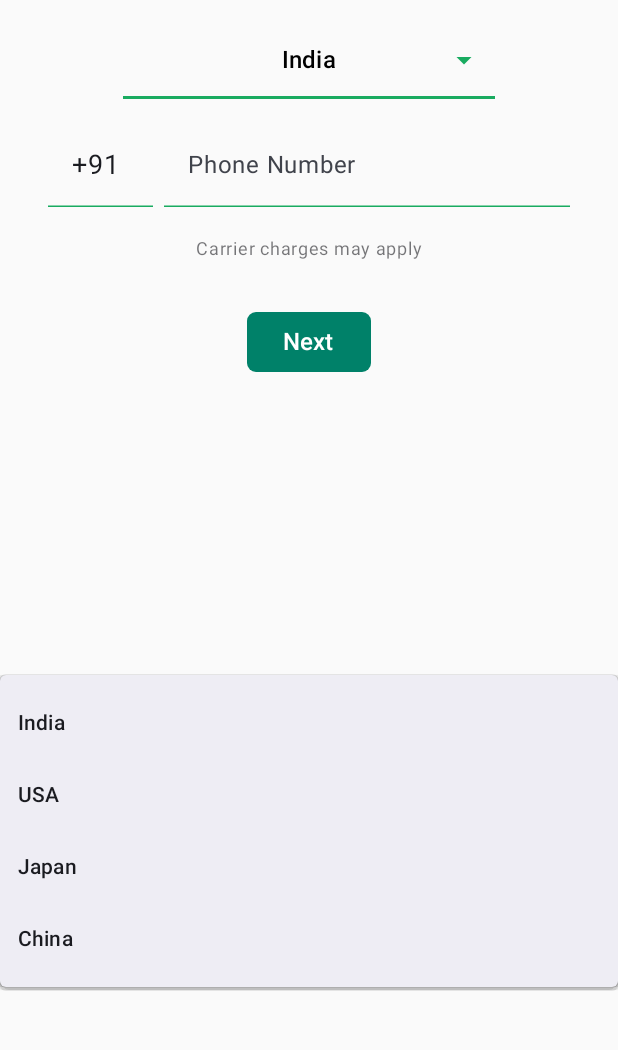
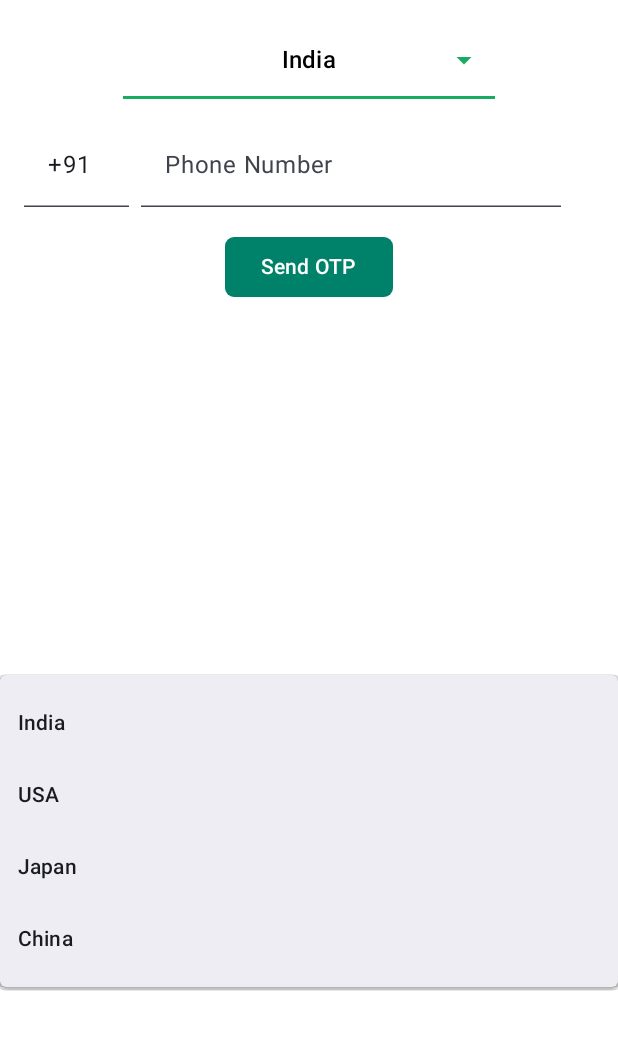
Before and after one commit to bishnuprasadsandha/WhatsApp-Clone, an Android app built with Jetpack Compose: the UserRegistrationScreen screen opened through its navigation route, after a tap on "India", on a phone screen of 412 x 824 dp, the part 177-1227 px from its top. Run offline under Robolectric (Android 15) with nearby library versions, the phone set to English and light mode, and no system bars; our stand-ins replace Dagger/Hilt's generated code, Firebase (no records; nobody signed in at launch, a user with empty details on screens opened directly).

Commit message:
Day 6 — Connected Phone to Auth Screen & Added OTP Verification UI

```diff
--- a/app/src/main/java/com/example/whatsapp/MainActivity.kt
+++ b/app/src/main/java/com/example/whatsapp/MainActivity.kt
@@ -13,7 +13,9 @@ import androidx.compose.ui.Modifier
 import androidx.compose.ui.tooling.preview.Preview
 import com.example.whatsapp.presentation.navigation.WhatsAppNavigationSystem
 import com.example.whatsapp.ui.theme.WhatsAppTheme
+import dagger.hilt.android.AndroidEntryPoint
 
+@AndroidEntryPoint
 class MainActivity : ComponentActivity() {
     override fun onCreate(savedInstanceState: Bundle?) {
         super.onCreate(savedInstanceState)
--- a/app/src/main/java/com/example/whatsapp/presentation/navigation/Routes.kt
+++ b/app/src/main/java/com/example/whatsapp/presentation/navigation/Routes.kt
@@ -23,4 +23,7 @@ sealed class Routes {
 
     @Serializable
     data object CallScreen: Routes()
+
+    @Serializable
+    data object UserProfileScreen
 }
--- a/app/src/main/java/com/example/whatsapp/presentation/navigation/WhatsAppNavigationSystem.kt
+++ b/app/src/main/java/com/example/whatsapp/presentation/navigation/WhatsAppNavigationSystem.kt
@@ -27,7 +27,7 @@ fun WhatsAppNavigationSystem() {
         }
 
         composable<Routes.UserRegistrationScreen>{
-            UserRegistrationScreen()
+            UserRegistrationScreen(navController    )
         }
 
         composable<Routes.HomeScreen>{
--- a/app/src/main/java/com/example/whatsapp/presentation/userregistrationscreen/UserRegistrationScreen.kt
+++ b/app/src/main/java/com/example/whatsapp/presentation/userregistrationscreen/UserRegistrationScreen.kt
@@ -1,5 +1,10 @@
 package com.example.whatsapp.presentation.userregistrationscreen
 
+import android.app.Activity
+import android.util.Log
+import android.widget.Toast
+import androidx.activity.compose.LocalActivity
+import androidx.compose.foundation.background
 import androidx.compose.foundation.layout.Box
 import androidx.compose.foundation.layout.Column
 import androidx.compose.foundation.layout.Row
@@ -14,57 +19,57 @@ import androidx.compose.material.icons.Icons
 import androidx.compose.material.icons.filled.ArrowDropDown
 import androidx.compose.material3.Button
 import androidx.compose.material3.ButtonDefaults
+import androidx.compose.material3.CircularProgressIndicator
 import androidx.compose.material3.DropdownMenu
 import androidx.compose.material3.DropdownMenuItem
 import androidx.compose.material3.HorizontalDivider
 import androidx.compose.material3.Icon
-import androidx.compose.material3.LocalTextStyle
-import androidx.compose.material3.MaterialTheme
 import androidx.compose.material3.Text
 import androidx.compose.material3.TextButton
 import androidx.compose.material3.TextField
-import androidx.compose.material3.TextFieldColors
 import androidx.compose.material3.TextFieldDefaults
 import androidx.compose.runtime.Composable
+import androidx.compose.runtime.collectAsState
 import androidx.compose.runtime.getValue
 import androidx.compose.runtime.mutableStateOf
 import androidx.compose.runtime.remember
 import androidx.compose.runtime.setValue
 import androidx.compose.ui.Alignment
 import androidx.compose.ui.Modifier
-import androidx.compose.ui.draw.alpha
 import androidx.compose.ui.graphics.Color
+import androidx.compose.ui.platform.LocalContext
 import androidx.compose.ui.res.colorResource
-import androidx.compose.ui.text.TextStyle
 import androidx.compose.ui.text.font.FontWeight
-import androidx.compose.ui.tooling.preview.Preview
 import androidx.compose.ui.unit.dp
 import androidx.compose.ui.unit.sp
+import androidx.hilt.navigation.compose.hiltViewModel
+import androidx.navigation.NavHostController
 import com.example.whatsapp.R
+import com.example.whatsapp.presentation.navigation.Routes
+import com.example.whatsapp.presentation.viewmodels.AuthState
+import com.example.whatsapp.presentation.viewmodels.PhoneAuthViewModel
 
 @Composable
-@Preview(showSystemUi = true)
-fun UserRegistrationScreen() {
+fun UserRegistrationScreen(
+    navHostController: NavHostController,
+    phoneAuthViewModel: PhoneAuthViewModel = hiltViewModel()
+) {
 
-    var expanded by remember {
-        mutableStateOf(false)
-    }
+    val authState by phoneAuthViewModel.authState.collectAsState()
+    val context = LocalContext.current
+        val activity = LocalActivity.current as Activity
 
-    var selectedCountry by remember {
-        mutableStateOf("India")
-    }
-
-    var countryCode by remember {
-        mutableStateOf("+91")
-    }
-
-    var phoneNumber by remember {
-        mutableStateOf("")
-    }
+    var countryCode by remember { mutableStateOf("+91") }
+    var phoneNumber by remember { mutableStateOf("") }
+    var otp by remember { mutableStateOf("") }
+    var verificationId by remember { mutableStateOf<String?>(null) }
+    var expanded by remember { mutableStateOf(false) }
+    var selectedCountry by remember { mutableStateOf("India") }
 
     Column(
         modifier = Modifier
             .fillMaxSize()
+            .background(color = Color.White)
             .padding(16.dp),
         horizontalAlignment = Alignment.CenterHorizontally
     ) {
@@ -125,73 +130,152 @@ fun UserRegistrationScreen() {
         )
         {
             listOf("India", "USA", "Japan", "China").forEach { country ->
-                DropdownMenuItem(text = { Text(text = country) }, onClick = {
+                DropdownMenuItem(
+                    onClick = {
                         selectedCountry = country
                         expanded = false
-                })
+                    },
+                    text = {
+                        Text(text = country)
+                    },
+                )
             }
         }
 
-        Column(
-            modifier = Modifier
-                .fillMaxWidth()
-                .padding(16.dp),
-            horizontalAlignment = Alignment.CenterHorizontally
+        when (authState) {
+            is AuthState.Ideal, is AuthState.Loading, is AuthState.CodeSend -> {
+                if (authState is AuthState.CodeSend) {
+                    verificationId = (authState as AuthState.CodeSend).verificationId
+                }
+                if (verificationId == null) {
+                    Spacer(modifier = Modifier.height(16.dp))
+
+                    Row(
+                        verticalAlignment = Alignment.CenterVertically,
+                        modifier = Modifier.fillMaxWidth()
                     ) {
-            Row {
-
                         TextField(
                             value = countryCode,
-                    onValueChange = {
-                        countryCode = it
-                    },
+                            onValueChange = { countryCode = it },
                             modifier = Modifier.width(70.dp),
-                    singleLine = true,
-                    textStyle = LocalTextStyle.current.copy(fontSize = 18.sp),
-                    colors = TextFieldDefaults.colors(
-                        unfocusedContainerColor = Color.Transparent,
-                        focusedContainerColor = Color.Transparent,
-
-                        unfocusedIndicatorColor = colorResource(R.color.light_green),
-                        focusedIndicatorColor = colorResource(R.color.light_green)
-                    )
-                )
-
-                Spacer(modifier = Modifier.width(7.dp))
-
-                TextField(
-                    value = phoneNumber,
-                    onValueChange = {
-                        phoneNumber = it
-                    },
-                    placeholder = { Text(text = "Phone Number") },
                             singleLine = true,
                             colors = TextFieldDefaults.colors(
                                 unfocusedContainerColor = Color.Transparent,
                                 focusedContainerColor = Color.Transparent,
+                                focusedIndicatorColor = colorResource(R.color.light_green)
+                            )
+                        )
+                        Spacer(modifier = Modifier.width(8.dp))
 
-                        unfocusedIndicatorColor = colorResource(R.color.light_green),
-                        focusedIndicatorColor = colorResource(R.color.light_green)
+                        TextField(
+                            value = phoneNumber,
+                            onValueChange = { phoneNumber = it },
+                            placeholder = { Text("Phone Number") },
+                            singleLine = true,
+                            colors = TextFieldDefaults.colors(
+                                unfocusedContainerColor = Color.Transparent,
+                                focusedContainerColor = Color.Transparent,
+                                focusedIndicatorColor = Color.Transparent
                             )
                         )
                     }
                     Spacer(modifier = Modifier.height(16.dp))
 
+                    Button(
+                        onClick = {
+                            if (phoneNumber.isNotEmpty()) {
+                                val fullPhoneNumber = "$countryCode$phoneNumber"
+
+                                phoneAuthViewModel.sendVerificationCode(fullPhoneNumber, activity)
+                            } else {
+                                Toast.makeText(
+                                    context,
+                                    "Please enter a valid Phone Number",
+                                    Toast.LENGTH_SHORT
+                                ).show()
+                            }
+                        },
+                        modifier = Modifier,
+                        shape = RoundedCornerShape(6.dp),
+                        colors = ButtonDefaults.buttonColors(colorResource(id = R.color.dark_green))
+                    ) {
+                        Text(text = "Send OTP")
+                    }
+                    if (authState is AuthState.Loading) {
+                        Spacer(modifier = Modifier.height(16.dp))
+                        CircularProgressIndicator()
+                    }
+                } else {
+                    // OTP Input UI
+                    Spacer(modifier = Modifier.height(40.dp))
+
                     Text(
-                text = "Carrier charges may apply",
-                fontSize = 12.sp,
-                color = MaterialTheme.colorScheme.onSurface.copy(alpha = 0.6f)
+                        "Enter OTP",
+                        fontSize = 20.sp,
+                        fontWeight = FontWeight.Bold,
+                        color = colorResource(R.color.dark_green)
                     )
 
-            Spacer(modifier = Modifier.height(26.dp))
+                    Spacer(modifier = Modifier.height(8.dp))
+
+                    TextField(
+                        value = otp,
+                        onValueChange = { otp = it },
+                        placeholder = { Text("OTP") },
+                        modifier = Modifier.fillMaxWidth(),
+                        singleLine = true,
+                        colors = TextFieldDefaults.colors(
+                            unfocusedContainerColor = Color.Transparent,
+                            focusedContainerColor = Color.Transparent,
+                            focusedIndicatorColor = Color.Transparent
+                        )
+                    )
+                    Spacer(modifier = Modifier.height(32.dp))
 
                     Button(
-                onClick = {},
+                        onClick = {
+                            if (otp.isNotEmpty() && verificationId != null) {
+
+                                phoneAuthViewModel.verifyCode(otp, context)
+
+                            } else {
+                                Toast.makeText(
+                                    context,
+                                    "Please enter a valid OTP",
+                                    Toast.LENGTH_SHORT
+                                )
+                                    .show()
+                            }
+                        },
                         shape = RoundedCornerShape(6.dp),
-                colors = ButtonDefaults.buttonColors(containerColor = colorResource(id = R.color.dark_green))
+                        colors = ButtonDefaults.buttonColors(colorResource(id = R.color.dark_green))
                     ) {
-                Text(text = "Next", fontSize = 16.sp)
+                        Text("Verify OTP")
+                    }
+                    if (authState is AuthState.Loading) {
+                        Spacer(modifier = Modifier.height(16.dp))
+                        CircularProgressIndicator()
                     }
                 }
             }
+
+            is AuthState.Success -> {
+                Log.d("PhoneAuth", " Login Successful")
+
+                phoneAuthViewModel.resetAuthState()
+
+                navHostController.navigate(Routes.UserProfileScreen) {
+                    popUpTo<Routes.UserRegistrationScreen> {
+                        inclusive = true
                     }
+                }
+            }
+
+            is AuthState.Error -> {
+                Toast.makeText(context, (authState as AuthState.Error).message  , Toast.LENGTH_SHORT)
+                    .show()
+            }
+        }
+
+    }
+}
```
Also changed, not shown: app/src/main/java/com/example/whatsapp/presentation/viewmodels/PhoneAuthViewModel.kt (+101 -6 lines), 3 other files. Lines whose indentation alone changed are shown as unchanged.
